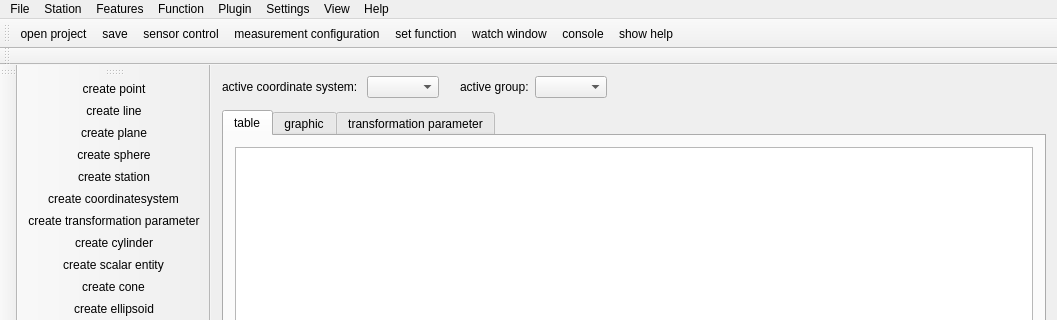
This is ui/mainwindow.ui in OpenIndy/OpenIndy as Qt 5 draws it before an edit; both pictures show x 0 to 1057 and y 0 to 320 of the 1057 by 688 pixel window. The edited form follows.
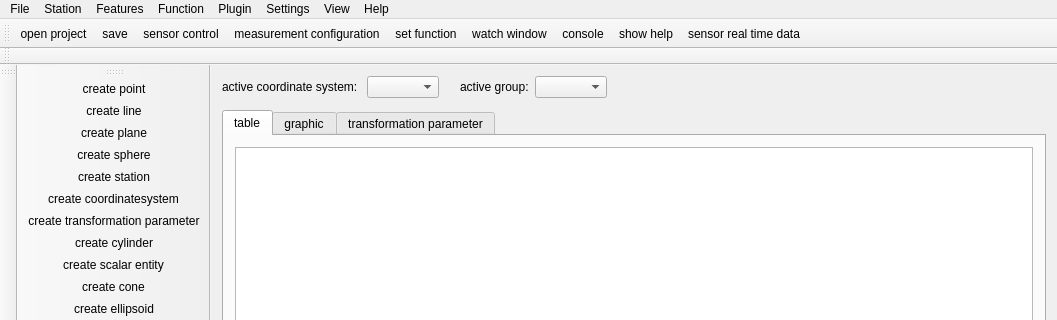
This is the edited form. Icons and pictures are not drawn. Custom widgets are drawn as their Qt base class.

Commit message: added real time data dialog

Patch:
```diff
--- a/ui/mainwindow.ui
+++ b/ui/mainwindow.ui
@@ -330,6 +330,7 @@
    <addaction name="actionWatch_window"/>
    <addaction name="actionConsole"/>
    <addaction name="actionShow_help"/>
+   <addaction name="actionSensor_real_time_data"/>
   </widget>
   <widget class="QStatusBar" name="statusBar"/>
   <widget class="QToolBar" name="toolbarCreateFeature">
@@ -846,6 +847,11 @@
     <string>plugin manager</string>
    </property>
   </action>
+  <action name="actionSensor_real_time_data">
+   <property name="text">
+    <string>sensor real time data</string>
+   </property>
+  </action>
  </widget>
  <layoutdefault spacing="6" margin="11"/>
  <customwidgets>
```
Left out of the diff: 1 changed line with no effect on the pictures. The commit also changes 8 other files.
